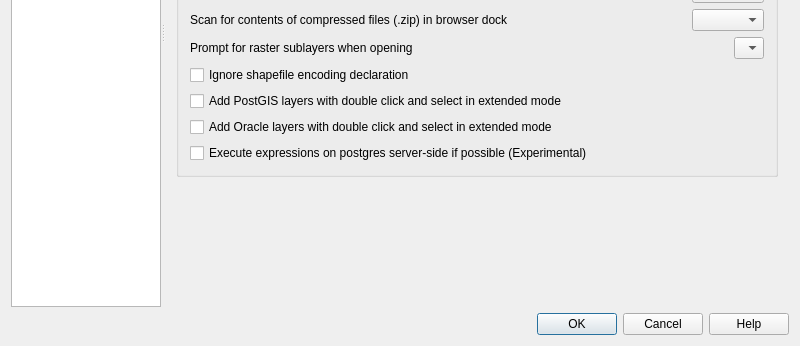
First picture: the form in src/ui/qgsoptionsbase.ui, repository qgis/QGIS, before the edit; both pictures show x 0 to 800 and y 254 to 600 of the 800 by 600 pixel window.
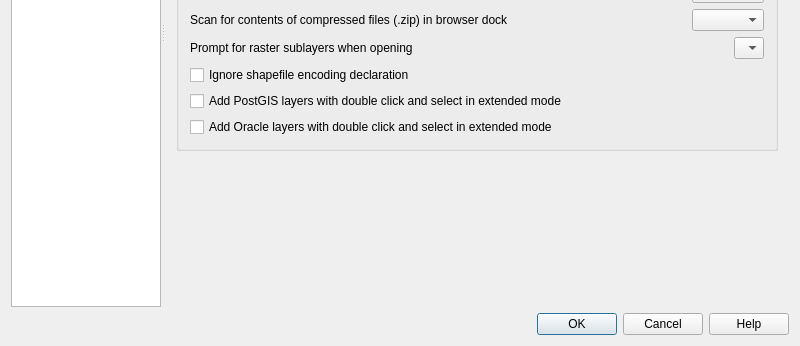
Second picture: the form after the edit. The open tabs and pages were chosen to show the change. Icons and pictures are not drawn. Custom widgets are drawn as their Qt base class.

Commit message: Make Postgres expression compilation always enabled

```diff
--- a/src/ui/qgsoptionsbase.ui
+++ b/src/ui/qgsoptionsbase.ui
@@ -1421,8 +1421,8 @@
                <rect>
                 <x>0</x>
                 <y>0</y>
-                <width>407</width>
-                <height>390</height>
+                <width>626</width>
+                <height>549</height>
                </rect>
               </property>
               <layout class="QVBoxLayout" name="verticalLayout_27">
@@ -1688,13 +1688,6 @@
                     </property>
                    </widget>
                   </item>
-                  <item>
-                   <widget class="QCheckBox" name="cbxCompileExpressions">
-                    <property name="text">
-                     <string>Execute expressions on postgres server-side if possible (Experimental)</string>
-                    </property>
-                   </widget>
-                  </item>
                  </layout>
                 </widget>
                </item>
```
Left out of the diff: 49 changed lines with no effect on the pictures. The commit also changes 2 other files.
